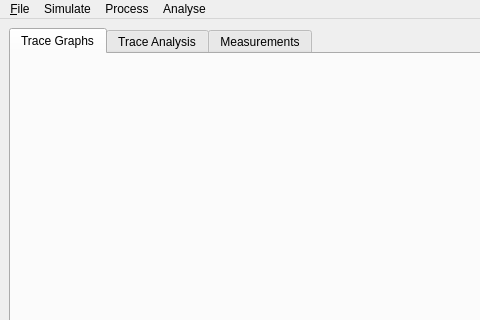
First picture: the form in src/TraceAnalyser/GUI/GUI_windows/mainwindow_gui.ui, repository piedrro/TraceAnalyser, before the edit; both pictures show x 0 to 480 and y 0 to 320 of the 868 by 604 pixel window.
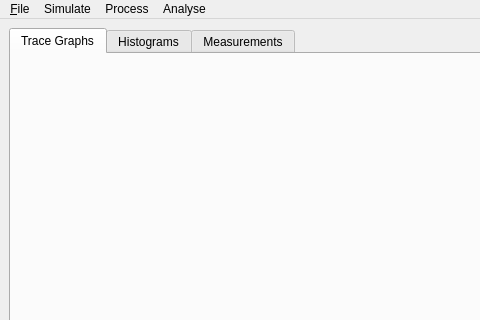
Second picture: the form after the edit.

Commit message: update tab names

```diff
--- a/src/TraceAnalyser/GUI/GUI_windows/mainwindow_gui.ui
+++ b/src/TraceAnalyser/GUI/GUI_windows/mainwindow_gui.ui
@@ -166,7 +166,7 @@
       </widget>
       <widget class="QWidget" name="tab_2">
        <attribute name="title">
-        <string>Trace Analysis</string>
+        <string>Histograms</string>
        </attribute>
        <layout class="QHBoxLayout" name="horizontalLayout">
         <item>
```
